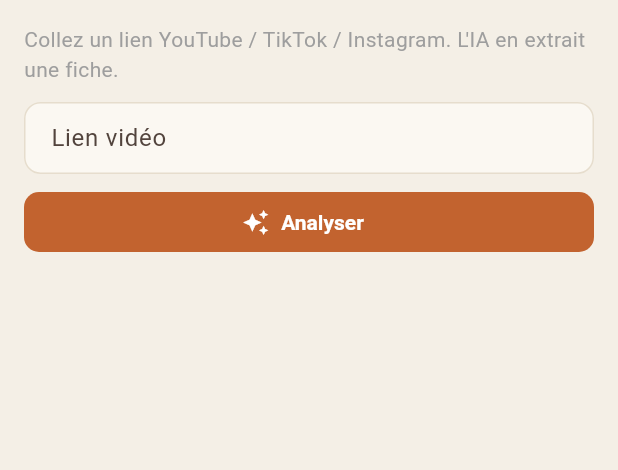
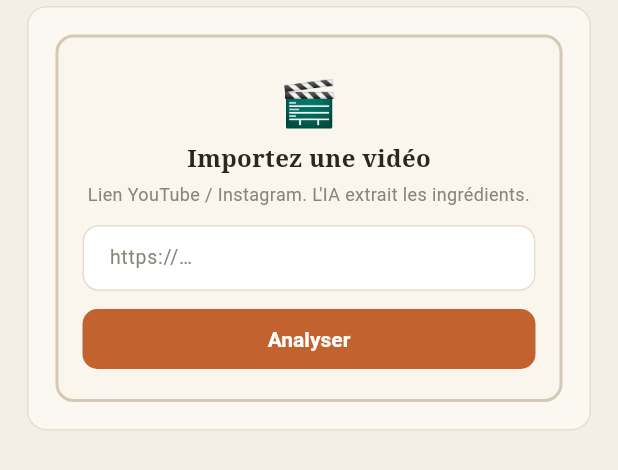
Before and after one commit to Sasukey09/cuisine-herman, a Flutter app: the VideoImportScreen widget shown alone on an empty page, opened directly, on a phone screen of 412 x 824 dp. Shown: the top 470 px of the screen. Run offline on Flutter 3.47's test engine with Material 3 defaults, Android fonts, the phone set to English and light mode, and no system bars; our stand-ins replace dio, file_picker, flutter_riverpod, flutter_secure_storage; accounts and stored records are empty; network calls fail.

Commit message:
feat(mobile): écran Import vidéo en cartes (maquette)
- carte zone de dépôt 🎬 (champ lien + bouton Analyser)
- carte « Recette extraite » : nom/portions + ingrédients ✓ éditables + bouton Créer la recette
- logique extract/save/édition conservée

Co-Authored-By: Claude Opus 4.8 <noreply@anthropic.com>

```diff
--- a/mobile/lib/features/video/video_import_screen.dart
+++ b/mobile/lib/features/video/video_import_screen.dart
@@ -1,8 +1,10 @@
 import 'package:flutter/material.dart';
 import 'package:flutter_riverpod/flutter_riverpod.dart';
 
+import '../../common/format.dart';
 import '../../core/api_error.dart';
 import '../../core/providers.dart';
+import '../../main.dart' show kMuted, kGood, kBorder;
 
 class _Ing {
   _Ing(this.name, this.qty, this.unit);
@@ -84,8 +86,8 @@ class _VideoImportScreenState extends ConsumerState<VideoImportScreen> {
         'ingredients': ingredients,
       });
       final cost = (resp.data as Map<String, dynamic>)['cost'] as Map<String, dynamic>;
-      setState(() => _savedInfo =
-          'Fiche enregistrée. Coût/portion : ${cost['cost_per_portion'] ?? 0} €');
+      setState(() =>
+          _savedInfo = 'Fiche enregistrée. Coût/portion : ${cost['cost_per_portion'] ?? 0} €');
       _snack('Fiche enregistrée et chiffrée.');
     } catch (e) {
       _snack(apiErrorMessage(e));
@@ -101,28 +103,74 @@ class _VideoImportScreenState extends ConsumerState<VideoImportScreen> {
   @override
   Widget build(BuildContext context) {
     return ListView(
-      padding: const EdgeInsets.all(16),
+      padding: const EdgeInsets.fromLTRB(18, 4, 18, 24),
       children: [
-        const Text('Collez un lien YouTube / TikTok / Instagram. L\'IA en extrait une fiche.',
-            style: TextStyle(color: Colors.grey)),
+        // --- Drop-zone card ----------------------------------------------
+        MockCard(
+          padding: const EdgeInsets.all(18),
+          child: Container(
+            padding: const EdgeInsets.fromLTRB(16, 22, 16, 16),
+            decoration: BoxDecoration(
+              color: const Color(0xFFFAF6EE),
+              border: Border.all(color: const Color(0xFFD6C9B4), width: 2),
+              borderRadius: BorderRadius.circular(12),
+            ),
+            child: Column(
+              children: [
+                const Text('🎬', style: TextStyle(fontSize: 30)),
+                const SizedBox(height: 4),
+                const Text('Importez une vidéo',
+                    style: TextStyle(fontFamily: 'serif', fontSize: 16, fontWeight: FontWeight.w600)),
+                const SizedBox(height: 4),
+                const Text("Lien YouTube / Instagram. L'IA extrait les ingrédients.",
+                    textAlign: TextAlign.center,
+                    style: TextStyle(fontSize: 12, color: kMuted)),
                 const SizedBox(height: 12),
                 TextField(
                   controller: _url,
-          decoration: const InputDecoration(labelText: 'Lien vidéo', border: OutlineInputBorder()),
+                  style: const TextStyle(fontSize: 13),
+                  decoration: InputDecoration(
+                    isDense: true,
+                    fillColor: Colors.white,
+                    hintText: 'https://…',
+                    border: OutlineInputBorder(
+                      borderRadius: BorderRadius.circular(9),
+                      borderSide: const BorderSide(color: kBorder),
+                    ),
+                  ),
                 ),
                 const SizedBox(height: 8),
-        FilledButton.icon(
+                SizedBox(
+                  width: double.infinity,
+                  child: FilledButton(
                     onPressed: _extracting ? null : _extract,
-          icon: _extracting
-              ? const SizedBox(width: 16, height: 16, child: CircularProgressIndicator(strokeWidth: 2))
-              : const Icon(Icons.auto_awesome),
-          label: const Text('Analyser'),
+                    child: _extracting
+                        ? const SizedBox(
+                            height: 18,
+                            width: 18,
+                            child: CircularProgressIndicator(strokeWidth: 2, color: Colors.white))
+                        : const Text('Analyser'),
                   ),
+                ),
+              ],
+            ),
+          ),
+        ),
+
+        // --- Extracted recipe card ---------------------------------------
         if (_hasDraft) ...[
-          const Divider(height: 32),
-          const Text('Fiche extraite (quantités estimées à valider)',
-              style: TextStyle(fontWeight: FontWeight.bold, color: Colors.orange)),
-          const SizedBox(height: 8),
+          const SizedBox(height: 13),
+          MockCard(
+            padding: const EdgeInsets.all(16),
+            child: Column(
+              crossAxisAlignment: CrossAxisAlignment.start,
+              children: [
+                const Text('Recette extraite',
+                    style: TextStyle(fontFamily: 'serif', fontSize: 15.5, fontWeight: FontWeight.w600)),
+                const SizedBox(height: 2),
+                const Text('Quantités estimées — à valider',
+                    style: TextStyle(fontSize: 12, color: kMuted)),
+                const SizedBox(height: 12),
                 TextField(controller: _name, decoration: const InputDecoration(labelText: 'Nom')),
                 const SizedBox(height: 8),
                 TextField(
@@ -131,19 +179,29 @@ class _VideoImportScreenState extends ConsumerState<VideoImportScreen> {
                   decoration: const InputDecoration(labelText: 'Portions'),
                 ),
                 const SizedBox(height: 12),
-          const Text('Ingrédients'),
+                const Text('Ingrédients',
+                    style: TextStyle(fontSize: 13, fontWeight: FontWeight.w600)),
                 ..._ings.asMap().entries.map((e) {
                   final i = e.key;
                   final ing = e.value;
-            return Padding(
+                  return Container(
+                    decoration: const BoxDecoration(
+                      border: Border(bottom: BorderSide(color: Color(0xFFECE4D4))),
+                    ),
                     padding: const EdgeInsets.symmetric(vertical: 4),
                     child: Row(
                       children: [
+                        const Padding(
+                          padding: EdgeInsets.only(right: 4),
+                          child: Text('✓', style: TextStyle(color: kGood, fontSize: 13)),
+                        ),
                         Expanded(
                           flex: 3,
                           child: TextFormField(
                             initialValue: ing.name,
-                      decoration: const InputDecoration(isDense: true, hintText: 'Ingrédient'),
+                            style: const TextStyle(fontSize: 13),
+                            decoration: const InputDecoration(
+                                isDense: true, border: InputBorder.none, hintText: 'Ingrédient'),
                             onChanged: (v) => ing.name = v,
                           ),
                         ),
@@ -152,7 +210,9 @@ class _VideoImportScreenState extends ConsumerState<VideoImportScreen> {
                           child: TextFormField(
                             initialValue: ing.qty,
                             keyboardType: TextInputType.number,
-                      decoration: const InputDecoration(isDense: true, hintText: 'Qté'),
+                            style: const TextStyle(fontSize: 13),
+                            decoration: const InputDecoration(
+                                isDense: true, border: InputBorder.none, hintText: 'Qté'),
                             onChanged: (v) => ing.qty = v,
                           ),
                         ),
@@ -160,35 +220,51 @@ class _VideoImportScreenState extends ConsumerState<VideoImportScreen> {
                         Expanded(
                           child: TextFormField(
                             initialValue: ing.unit,
-                      decoration: const InputDecoration(isDense: true, hintText: 'unité'),
+                            style: const TextStyle(fontSize: 13),
+                            decoration: const InputDecoration(
+                                isDense: true, border: InputBorder.none, hintText: 'unité'),
                             onChanged: (v) => ing.unit = v,
                           ),
                         ),
-                  IconButton(
-                    icon: const Icon(Icons.close, size: 18),
-                    onPressed: () => setState(() => _ings.removeAt(i)),
+                        InkWell(
+                          onTap: () => setState(() => _ings.removeAt(i)),
+                          child: const Padding(
+                            padding: EdgeInsets.only(left: 4),
+                            child: Icon(Icons.close, size: 16, color: kMuted),
+                          ),
                         ),
                       ],
                     ),
                   );
                 }),
-          TextButton.icon(
+                Align(
+                  alignment: Alignment.centerLeft,
+                  child: TextButton.icon(
                     onPressed: () => setState(() => _ings.add(_Ing('', '', ''))),
-            icon: const Icon(Icons.add),
+                    icon: const Icon(Icons.add, size: 18),
                     label: const Text('Ajouter un ingrédient'),
                   ),
-          const SizedBox(height: 8),
-          FilledButton.icon(
+                ),
+                const SizedBox(height: 6),
+                SizedBox(
+                  width: double.infinity,
+                  child: FilledButton(
                     onPressed: _saving ? null : _save,
-            icon: _saving
-                ? const SizedBox(width: 16, height: 16, child: CircularProgressIndicator(strokeWidth: 2))
-                : const Icon(Icons.save),
-            label: const Text('Enregistrer la fiche'),
+                    child: _saving
+                        ? const SizedBox(
+                            height: 18,
+                            width: 18,
+                            child: CircularProgressIndicator(strokeWidth: 2, color: Colors.white))
+                        : const Text('Créer la recette'),
+                  ),
                 ),
                 if (_savedInfo != null)
                   Padding(
                     padding: const EdgeInsets.only(top: 12),
-              child: Text(_savedInfo!, style: const TextStyle(color: Color(0xFF5C7A4A))),
+                    child: Text(_savedInfo!, style: const TextStyle(color: kGood)),
+                  ),
+              ],
+            ),
           ),
         ],
       ],
```
Lines whose indentation alone changed are shown as unchanged.
